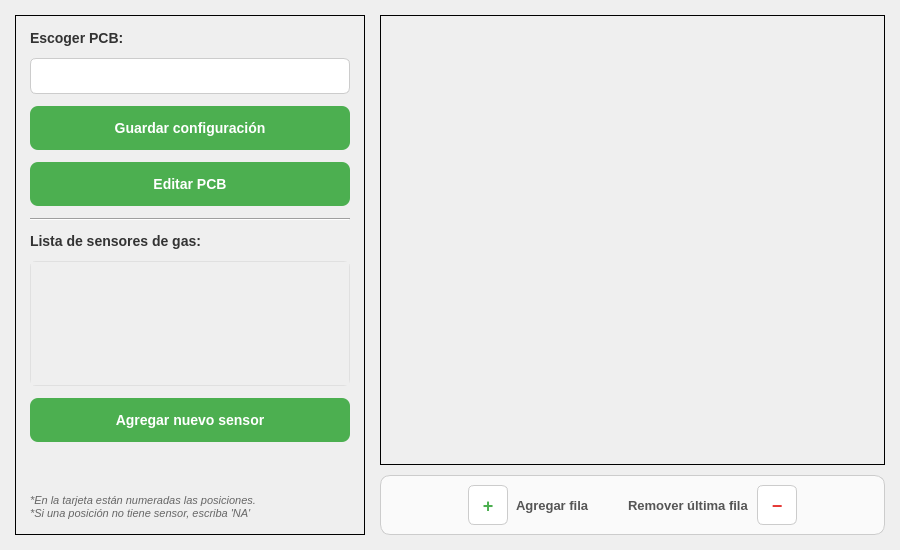
juanesmz/SensoTaster, file ui/experiment/pages/gas.ui: the form before one commit.
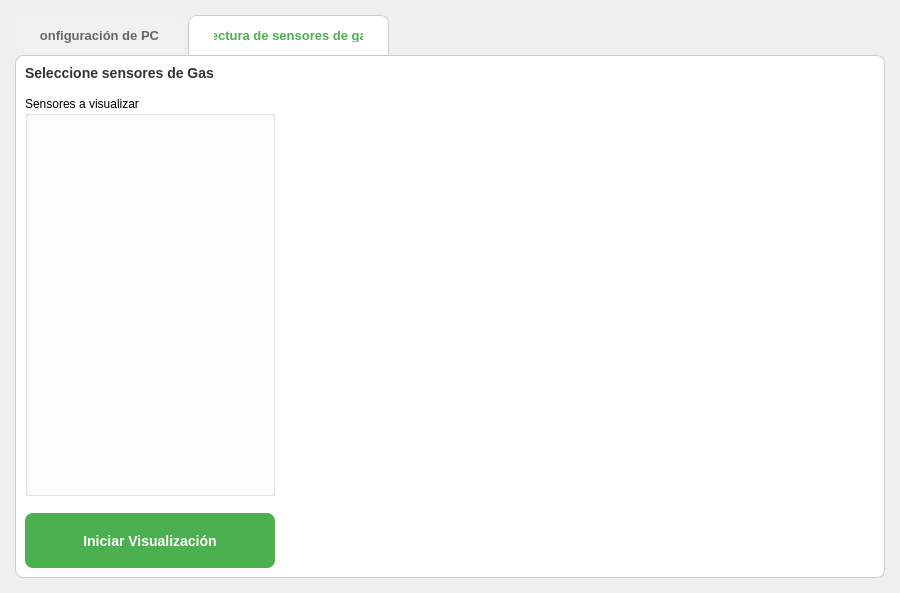
The form after the commit. The open tabs and pages were chosen to show the change.

The edit to the form file:
```diff
--- a/ui/experiment/pages/gas.ui
+++ b/ui/experiment/pages/gas.ui
@@ -26,7 +26,42 @@
    <property name="bottomMargin">
     <number>15</number>
    </property>
-   <!-- Main content: left frame + right frames -->
+    <item>
+     <widget class="QTabWidget" name="tabWidgetGas">
+      <property name="styleSheet">
+       <string notr="true">QTabWidget::pane {
+    border: 1px solid #CCCCCC;
+    border-radius: 8px;
+    background-color: white;
+}
+QTabBar::tab {
+    font-size: 13px;
+    font-weight: bold;
+    padding: 12px 25px;
+    border-top-left-radius: 8px;
+    border-top-right-radius: 8px;
+    background-color: #F0F0F0;
+    color: #666666;
+    margin-right: 4px;
+}
+QTabBar::tab:selected {
+    background-color: white;
+    color: #4CAF50;
+    border: 1px solid #CCCCCC;
+    border-bottom-color: white;
+}
+QTabBar::tab:hover {
+    background-color: #E8F5E9;
+}
+QTabBar::tab:disabled {
+    color: #CCCCCC;
+}</string>
+      </property>
+      <widget class="QWidget" name="tabPcbConfig">
+       <attribute name="title">
+        <string>Configuración de PCB</string>
+       </attribute>
+       <layout class="QVBoxLayout" name="verticalLayoutTab1">
    <item>
     <layout class="QHBoxLayout" name="horizontalLayoutContent">
      <property name="spacing">
@@ -59,9 +94,6 @@
        <property name="frameShadow">
         <enum>QFrame::Shadow::Plain</enum>
        </property>
-       <property name="lineWidth">
-        <number>1</number>
-       </property>
        <layout class="QVBoxLayout" name="verticalLayoutLeft">
         <property name="spacing">
          <number>12</number>
@@ -72,13 +104,8 @@
         <property name="topMargin">
          <number>14</number>
         </property>
-        <property name="rightMargin">
-         <number>14</number>
-        </property>
-        <property name="bottomMargin">
-         <number>14</number>
-        </property>
-        <!-- Escoger PCB label -->
+              <item>
+               <layout class="QVBoxLayout" name="verticalLayoutPcb">
         <item>
          <widget class="QLabel" name="lblPcb">
           <property name="styleSheet">
@@ -93,57 +120,18 @@
           </property>
          </widget>
         </item>
-        <!-- PCB ComboBox -->
         <item>
          <widget class="QComboBox" name="cmbPcb">
-          <property name="sizePolicy">
-           <sizepolicy hsizetype="Expanding" vsizetype="Fixed">
-            <horstretch>0</horstretch>
-            <verstretch>0</verstretch>
-           </sizepolicy>
-          </property>
           <property name="minimumSize">
            <size>
             <width>0</width>
             <height>36</height>
            </size>
           </property>
-          <property name="cursor">
-           <cursorShape>PointingHandCursor</cursorShape>
-          </property>
-          <property name="styleSheet">
-           <string notr="true">QComboBox {
-    font-size: 12px;
-    padding: 4px 8px;
-    border: 1px solid #CCCCCC;
-    border-radius: 6px;
-    background-color: #FFFFFF;
-    color: #333333;
-}
-QComboBox:hover {
-    border-color: #4CAF50;
-}
-QComboBox::drop-down {
-    border: none;
-    width: 22px;
-}
-QComboBox QAbstractItemView {
-    font-size: 11px;
-    selection-background-color: #E8F5E9;
-    selection-color: #2E7D32;
-}</string>
-          </property>
-         </widget>
-        </item>
-        <!-- Guardar configuración (moved here from bottom bar) -->
+                 </widget>
+                </item>
         <item>
          <widget class="QPushButton" name="btnSaveConfig">
-          <property name="sizePolicy">
-           <sizepolicy hsizetype="Expanding" vsizetype="Fixed">
-            <horstretch>0</horstretch>
-            <verstretch>0</verstretch>
-           </sizepolicy>
-          </property>
           <property name="minimumSize">
            <size>
             <width>0</width>
@@ -154,36 +142,15 @@
            <cursorShape>PointingHandCursor</cursorShape>
           </property>
           <property name="styleSheet">
-           <string notr="true">QPushButton {
-    background-color: #4CAF50;
-    color: white;
-    font-size: 14px;
-    font-weight: bold;
-    border-radius: 8px;
-    padding: 8px 20px;
-    border: none;
-}
-QPushButton:hover {
-    background-color: #43A047;
-}
-QPushButton:pressed {
-    background-color: #388E3C;
-}</string>
+                   <string notr="true">QPushButton { background-color: #4CAF50; color: white; font-size: 14px; font-weight: bold; border-radius: 8px; padding: 8px 20px; border: none; } QPushButton:hover { background-color: #43A047; } QPushButton:pressed { background-color: #388E3C; } QPushButton:disabled { background-color: #A5D6A7; color: #E0E0E0; }</string>
           </property>
           <property name="text">
-           <string>Guardar configuración</string>
+                   <string>Guardar nueva PCB</string>
           </property>
          </widget>
         </item>
-        <!-- Editar PCB -->
         <item>
          <widget class="QPushButton" name="btnEditPcb">
-          <property name="sizePolicy">
-           <sizepolicy hsizetype="Expanding" vsizetype="Fixed">
-            <horstretch>0</horstretch>
-            <verstretch>0</verstretch>
-           </sizepolicy>
-          </property>
           <property name="minimumSize">
            <size>
             <width>0</width>
@@ -219,18 +186,15 @@
           </property>
          </widget>
         </item>
-        <!-- Separator -->
+               </layout>
+              </item>
         <item>
          <widget class="QFrame" name="separatorLine">
           <property name="frameShape">
            <enum>QFrame::Shape::HLine</enum>
           </property>
-          <property name="frameShadow">
-           <enum>QFrame::Shadow::Sunken</enum>
-          </property>
-         </widget>
-        </item>
-        <!-- Lista de sensores de gas -->
+              </widget>
+             </item>
         <item>
          <widget class="QLabel" name="lblSensorListTitle">
           <property name="styleSheet">
@@ -247,55 +211,14 @@
         </item>
         <item>
          <widget class="QScrollArea" name="scrollSensorList">
-          <property name="sizePolicy">
-           <sizepolicy hsizetype="Expanding" vsizetype="Expanding">
-            <horstretch>0</horstretch>
-            <verstretch>1</verstretch>
-           </sizepolicy>
-          </property>
           <property name="widgetResizable">
            <bool>true</bool>
           </property>
-          <property name="styleSheet">
-           <string notr="true">QScrollArea {
-    border: 1px solid #E0E0E0;
-    border-radius: 6px;
-}
-QScrollBar:vertical {
-    width: 8px;
-    background: #F0F0F0;
-    border-radius: 4px;
-}
-QScrollBar::handle:vertical {
-    background: #BBBBBB;
-    border-radius: 4px;
-    min-height: 20px;
-}
-QScrollBar::add-line:vertical, QScrollBar::sub-line:vertical {
-    height: 0px;
-}</string>
-          </property>
-          <widget class="QWidget" name="scrollSensorContent">
-           <property name="geometry">
-            <rect>
-             <x>0</x>
-             <y>0</y>
-             <width>200</width>
-             <height>100</height>
-            </rect>
-           </property>
-          </widget>
-         </widget>
-        </item>
-        <!-- Agregar nuevo sensor button -->
+               <widget class="QWidget" name="scrollSensorContent"/>
+              </widget>
+             </item>
         <item>
          <widget class="QPushButton" name="btnAddSensor">
-          <property name="sizePolicy">
-           <sizepolicy hsizetype="Expanding" vsizetype="Fixed">
-            <horstretch>0</horstretch>
-            <verstretch>0</verstretch>
-           </sizepolicy>
-          </property>
           <property name="minimumSize">
            <size>
             <width>0</width>
@@ -333,15 +256,8 @@
           <property name="orientation">
            <enum>Qt::Orientation::Vertical</enum>
           </property>
-          <property name="sizeHint" stdset="0">
-           <size>
-            <width>20</width>
-            <height>40</height>
-           </size>
-          </property>
-         </spacer>
-        </item>
-        <!-- Notes -->
+              </spacer>
+             </item>
         <item>
          <widget class="QLabel" name="lblNotes">
           <property name="styleSheet">
@@ -366,103 +282,31 @@
      <!-- Right side: Table frame (top) + Buttons frame (bottom) -->
      <item>
       <layout class="QVBoxLayout" name="verticalLayoutRightSide">
-       <property name="spacing">
-        <number>10</number>
-       </property>
-       <!-- Upper Right: Table -->
        <item>
         <widget class="QFrame" name="frameRight">
-         <property name="sizePolicy">
-          <sizepolicy hsizetype="Expanding" vsizetype="Expanding">
-           <horstretch>2</horstretch>
-           <verstretch>0</verstretch>
-          </sizepolicy>
-         </property>
-         <property name="frameShape">
-          <enum>QFrame::Shape::Box</enum>
-         </property>
-         <property name="frameShadow">
-          <enum>QFrame::Shadow::Plain</enum>
-         </property>
-         <property name="lineWidth">
-          <number>1</number>
-         </property>
          <layout class="QVBoxLayout" name="verticalLayoutRight">
-          <property name="spacing">
-           <number>0</number>
-          </property>
-          <property name="leftMargin">
-           <number>0</number>
-          </property>
-          <property name="topMargin">
-           <number>0</number>
-          </property>
-          <property name="rightMargin">
-           <number>0</number>
-          </property>
-          <property name="bottomMargin">
-           <number>0</number>
-          </property>
+               <item>
+                <widget class="QLabel" name="lblTableTitle">
+                 <property name="styleSheet">
+                  <string notr="true">QLabel { font-size: 15px; font-weight: bold; color: #000000; margin-top: 5px; margin-bottom: 5px; }</string>
+                 </property>
+                 <property name="text">
+                  <string>Ingrese referencias de los sensores de gas</string>
+                 </property>
+                 <property name="alignment">
+                  <set>Qt::AlignmentFlag::AlignCenter</set>
+                 </property>
+                </widget>
+               </item>
           <item>
            <widget class="QScrollArea" name="scrollAreaTable">
             <property name="widgetResizable">
              <bool>true</bool>
             </property>
-            <property name="styleSheet">
-             <string notr="true">QScrollArea {
-    border: none;
-}
-QScrollBar:vertical {
-    width: 10px;
-    background: #F0F0F0;
-    border-radius: 5px;
-}
-QScrollBar::handle:vertical {
-    background: #BBBBBB;
-    border-radius: 5px;
-    min-height: 30px;
-}
-QScrollBar::handle:vertical:hover {
-    background: #999999;
-}
-QScrollBar::add-line:vertical, QScrollBar::sub-line:vertical {
-    height: 0px;
-}</string>
-            </property>
             <widget class="QWidget" name="scrollContent">
-             <property name="geometry">
-              <rect>
-               <x>0</x>
-               <y>0</y>
-               <width>400</width>
-               <height>300</height>
-              </rect>
-             </property>
              <layout class="QVBoxLayout" name="verticalLayoutScroll">
-              <property name="spacing">
-               <number>0</number>
-              </property>
-              <property name="leftMargin">
-               <number>0</number>
-              </property>
-              <property name="topMargin">
-               <number>0</number>
-              </property>
-              <property name="rightMargin">
-               <number>0</number>
-              </property>
-              <property name="bottomMargin">
-               <number>0</number>
-              </property>
               <item>
-               <widget class="QWidget" name="tableContainer" native="true">
-                <property name="sizePolicy">
-                 <sizepolicy hsizetype="Expanding" vsizetype="Expanding">
-                  <horstretch>0</horstretch>
-                  <verstretch>0</verstretch>
-                 </sizepolicy>
-                </property>
-               </widget>
+                    <widget class="QWidget" name="tableContainer" native="true"/>
               </item>
              </layout>
             </widget>
@@ -471,210 +315,118 @@
          </layout>
         </widget>
        </item>
-       <!-- Lower Right: Add/Remove row buttons -->
-       <item>
-        <widget class="QFrame" name="frameButtons">
-         <property name="sizePolicy">
-          <sizepolicy hsizetype="Expanding" vsizetype="Fixed">
-           <horstretch>0</horstretch>
-           <verstretch>0</verstretch>
-          </sizepolicy>
-         </property>
-         <property name="minimumSize">
-          <size>
-           <width>0</width>
-           <height>60</height>
-          </size>
-         </property>
-         <property name="styleSheet">
-          <string notr="true">QFrame#frameButtons {
-    border: 1px solid #CCCCCC;
-    border-radius: 10px;
-    background: #FAFAFA;
-}</string>
-         </property>
-         <property name="frameShape">
-          <enum>QFrame::Shape::Box</enum>
-         </property>
-         <layout class="QHBoxLayout" name="horizontalLayoutButtons">
+
+           </layout>
+          </item>
+         </layout>
+        </item>
+       </layout>
+      </widget>
+      <widget class="QWidget" name="tabGasReadings">
+       <attribute name="title">
+        <string>Lectura de sensores de gas</string>
+       </attribute>
+       <layout class="QHBoxLayout" name="horizontalLayoutTab2">
+        <property name="spacing">
+         <number>15</number>
+        </property>
+        <item>
+         <layout class="QVBoxLayout" name="sidebarLayout">
           <property name="spacing">
-           <number>8</number>
+           <number>15</number>
           </property>
-          <property name="leftMargin">
-           <number>12</number>
-          </property>
-          <property name="topMargin">
-           <number>8</number>
-          </property>
-          <property name="rightMargin">
-           <number>12</number>
-          </property>
-          <property name="bottomMargin">
-           <number>8</number>
-          </property>
           <item>
-           <spacer name="hSpacerBtnLeft">
-            <property name="orientation">
-             <enum>Qt::Orientation::Horizontal</enum>
+           <widget class="QLabel" name="lblSelectGas">
+            <property name="styleSheet">
+             <string notr="true">font-size: 14px; font-weight: bold; color: #333333;</string>
             </property>
-            <property name="sizeHint" stdset="0">
-             <size>
-              <width>40</width>
-              <height>20</height>
-             </size>
+            <property name="text">
+             <string>Seleccione sensores de Gas</string>
             </property>
-           </spacer>
+           </widget>
           </item>
-          <!-- Add row button + label -->
           <item>
-           <widget class="QPushButton" name="btnAddRow">
+           <widget class="QGroupBox" name="groupSensorSelection">
             <property name="minimumSize">
              <size>
-              <width>40</width>
-              <height>40</height>
+              <width>250</width>
+              <height>400</height>
              </size>
             </property>
-            <property name="maximumSize">
-             <size>
-              <width>40</width>
-              <height>40</height>
-             </size>
+            <property name="title">
+             <string>Sensores a visualizar</string>
             </property>
-            <property name="cursor">
-             <cursorShape>PointingHandCursor</cursorShape>
-            </property>
-            <property name="toolTip">
-             <string>Agregar casilla</string>
-            </property>
-            <property name="styleSheet">
-             <string notr="true">QPushButton {
-    font-size: 18px;
-    font-weight: bold;
-    border: 1px solid #CCCCCC;
-    border-radius: 6px;
-    background-color: #FFFFFF;
-    color: #4CAF50;
-}
-QPushButton:hover {
-    border-color: #4CAF50;
-    background-color: #E8F5E9;
-}
-QPushButton:pressed {
-    background-color: #C8E6C9;
-}</string>
-            </property>
-            <property name="text">
-             <string>+</string>
-            </property>
+            <layout class="QGridLayout" name="layoutSensorCheckboxes">
+             <property name="spacing">
+              <number>8</number>
+             </property>
+            </layout>
            </widget>
           </item>
           <item>
-           <widget class="QLabel" name="lblAddRow">
-            <property name="styleSheet">
-             <string notr="true">QLabel {
-    font-size: 13px;
-    font-weight: bold;
-    color: #555555;
-}</string>
-            </property>
-            <property name="text">
-             <string>Agregar fila</string>
-            </property>
-           </widget>
-          </item>
-          <!-- Spacer between groups -->
-          <item>
-           <spacer name="hSpacerBtnMid">
+           <spacer name="verticalSpacerSidebar">
             <property name="orientation">
-             <enum>Qt::Orientation::Horizontal</enum>
+             <enum>Qt::Orientation::Vertical</enum>
             </property>
             <property name="sizeType">
-             <enum>QSizePolicy::Policy::Fixed</enum>
+             <enum>QSizePolicy::Policy::Expanding</enum>
             </property>
             <property name="sizeHint" stdset="0">
              <size>
-              <width>30</width>
-              <height>20</height>
+              <width>20</width>
+              <height>40</height>
              </size>
             </property>
            </spacer>
           </item>
-          <!-- Remove row label + button -->
           <item>
-           <widget class="QLabel" name="lblRemoveRow">
-            <property name="styleSheet">
-             <string notr="true">QLabel {
-    font-size: 13px;
-    font-weight: bold;
-    color: #555555;
-}</string>
-            </property>
-            <property name="text">
-             <string>Remover última fila</string>
-            </property>
-           </widget>
-          </item>
-          <item>
-           <widget class="QPushButton" name="btnRemoveRow">
+           <widget class="QPushButton" name="btnStartStopVis">
             <property name="minimumSize">
              <size>
-              <width>40</width>
-              <height>40</height>
+              <width>220</width>
+              <height>55</height>
              </size>
             </property>
-            <property name="maximumSize">
-             <size>
-              <width>40</width>
-              <height>40</height>
-             </size>
-            </property>
-            <property name="cursor">
-             <cursorShape>PointingHandCursor</cursorShape>
-            </property>
-            <property name="toolTip">
-             <string>Quitar última casilla</string>
-            </property>
             <property name="styleSheet">
-             <string notr="true">QPushButton {
-    font-size: 18px;
-    font-weight: bold;
-    border: 1px solid #CCCCCC;
-    border-radius: 6px;
-    background-color: #FFFFFF;
-    color: #E53935;
-}
-QPushButton:hover {
-    border-color: #E53935;
-    background-color: #FFEBEE;
-}
-QPushButton:pressed {
-    background-color: #FFCDD2;
-}</string>
+             <string notr="true">QPushButton { background-color: #4CAF50; color: white; font-size: 14px; font-weight: bold; border-radius: 8px; } QPushButton:hover { background-color: #43A047; } QPushButton:pressed { background-color: #388E3C; }</string>
             </property>
             <property name="text">
-             <string>−</string>
+             <string>Iniciar Visualización</string>
             </property>
            </widget>
+          </item>
+         </layout>
           </item>
           <item>
-           <spacer name="hSpacerBtnRight">
-            <property name="orientation">
-             <enum>Qt::Orientation::Horizontal</enum>
-            </property>
-            <property name="sizeHint" stdset="0">
-             <size>
-              <width>40</width>
-              <height>20</height>
-             </size>
-            </property>
-           </spacer>
-          </item>
+         <widget class="QWidget" name="plotContainer" native="true">
+          <property name="sizePolicy">
+           <sizepolicy hsizetype="Expanding" vsizetype="Expanding">
+            <horstretch>1</horstretch>
+            <verstretch>0</verstretch>
+           </sizepolicy>
+          </property>
+          <layout class="QVBoxLayout" name="layoutPlot">
+           <property name="spacing">
+            <number>0</number>
+           </property>
+           <property name="leftMargin">
+            <number>0</number>
+           </property>
+           <property name="topMargin">
+            <number>0</number>
+           </property>
+           <property name="rightMargin">
+            <number>0</number>
+           </property>
+           <property name="bottomMargin">
+            <number>0</number>
+           </property>
          </layout>
         </widget>
        </item>
       </layout>
-     </item>
-    </layout>
+      </widget>
+     </widget>
    </item>
   </layout>
  </widget>
```
Left out of the diff: 68 changed lines with no effect on the pictures. Lines whose indentation alone changed are shown as unchanged.
